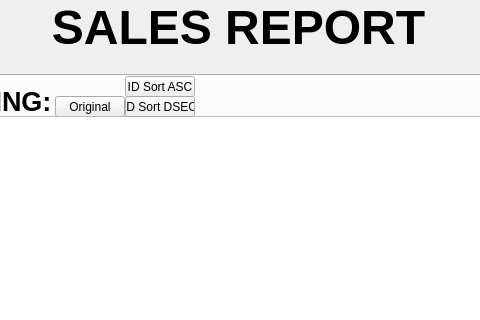
The window that Project2/admin_sales_report.ui (tdragon00/CS1C_Project_2) describes before a commit, drawn with Qt 5; both pictures show x 387 to 867 and y 0 to 320 of the 1250 by 650 pixel window.
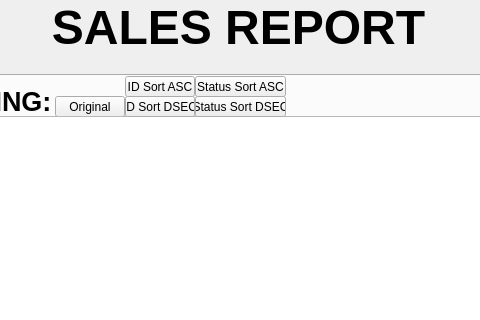
The same window after the commit.

Commit message:
Sales Report - Sort by Status
can now sort by status asc and desc

```diff
--- a/Project2/admin_sales_report.ui
+++ b/Project2/admin_sales_report.ui
@@ -308,6 +308,32 @@
       <string>Item Filter</string>
      </property>
     </widget>
+    <widget class="QPushButton" name="statusAscSort">
+     <property name="geometry">
+      <rect>
+       <x>530</x>
+       <y>0</y>
+       <width>91</width>
+       <height>21</height>
+      </rect>
+     </property>
+     <property name="text">
+      <string>Status Sort ASC</string>
+     </property>
+    </widget>
+    <widget class="QPushButton" name="statusDescSort">
+     <property name="geometry">
+      <rect>
+       <x>530</x>
+       <y>20</y>
+       <width>91</width>
+       <height>21</height>
+      </rect>
+     </property>
+     <property name="text">
+      <string>Status Sort DSEC</string>
+     </property>
+    </widget>
    </widget>
    <widget class="QWidget" name="tab_2">
     <attribute name="title">
```
The commit also changes 2 other files.
